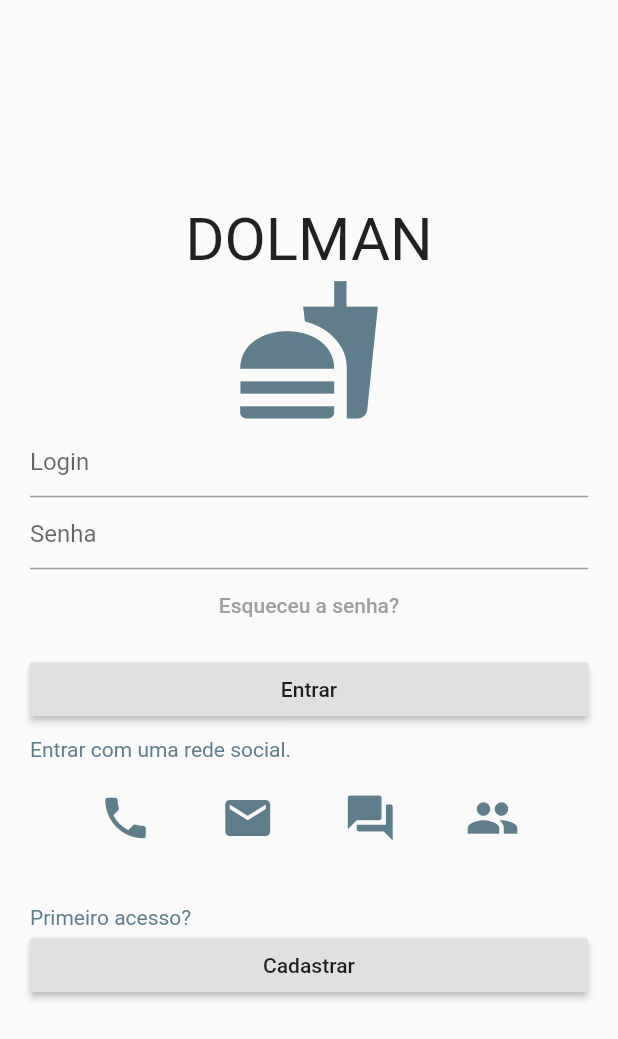
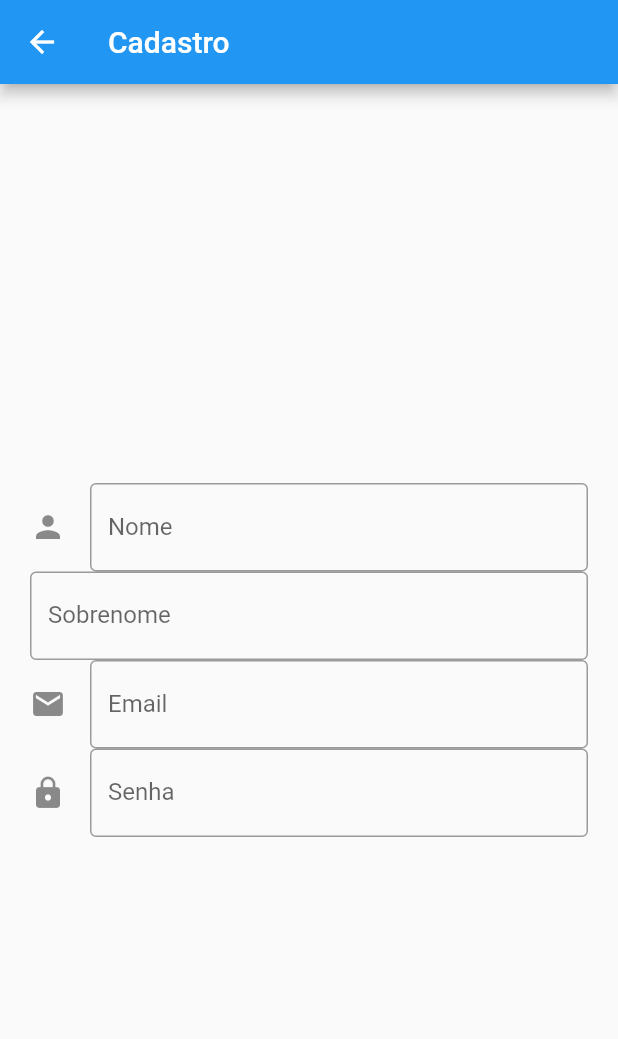
Before and after one commit to ginaldolaranjeiras/dolman_app, a Flutter app: the Login screen opened directly, after a tap on "Cadastrar", on a phone screen of 412 x 824 dp. Shown: the top 1039 px of the screen. Run offline on Flutter 3.47's test engine with Material 2 defaults, Android fonts, the phone set to English and light mode, and no system bars.

Commit message:
Criação da Página de Cadastro e Criação da estrutura de objetos

```diff
--- a/lib/main.dart
+++ b/lib/main.dart
@@ -1,6 +1,6 @@
-import 'package:dolman_app/ui/pages/guias.dart';
+//import 'package:dolman_app/ui/pages/guias.dart';
 import 'package:flutter/material.dart';
-//import 'ui/pages/login.dart';
+import 'ui/pages/login.dart';
 
 
 
@@ -8,7 +8,7 @@ import 'package:flutter/material.dart';
 void main(){
 
   runApp(MaterialApp(
-    home: DolmanTabs(),
+    home: Login(),
     debugShowCheckedModeBanner: false,
     ));
 
--- /dev/null
+++ b/lib/ui/pages/cadastro.dart
@@ -0,0 +1,90 @@
+import 'package:flutter/material.dart';
+
+class Cadastro extends MaterialPageRoute<Null> {
+  Cadastro()
+  : super(builder: (BuildContext context) {
+    return Scaffold(
+      appBar: AppBar(
+        title: const Text(
+          'Cadastro'
+        ),
+      ),
+      body: Center(
+        child: SingleChildScrollView(
+          child: Padding(
+            padding: EdgeInsets.all(20.00),
+            child: Column(
+            crossAxisAlignment: CrossAxisAlignment.stretch,
+            mainAxisAlignment: MainAxisAlignment.spaceAround,
+            children: <Widget>[
+              TextFormField(
+                decoration: const InputDecoration(
+                  border: OutlineInputBorder(
+
+                  ),
+                  icon: Icon(
+                    Icons.person
+                    ),
+                  hintText: 'Como podemos te chamar?',
+                  labelText: 'Nome',
+                ),
+                onSaved: (String value) {
+                },
+                validator: (String value) {
+                  return value.contains('@') ? 'Do not use the @ char.' : null;
+                },
+              ),
+              TextFormField(
+                decoration: const InputDecoration(
+                  border: OutlineInputBorder(
+
+                  ),
+                  hintText: 'Seu sobrenome',
+                  labelText: 'Sobrenome',
+                ),
+                onSaved: (String value) {
+                },
+                validator: (String value) {
+                  return value.contains('@') ? 'Do not use the @ char.' : null;
+                },
+              ),
+              TextFormField(
+                decoration: const InputDecoration(
+                  icon: Icon(
+                    Icons.mail
+                    ),
+                  border: OutlineInputBorder(
+
+                  ),
+                  hintText: 'Seu melhor E-mail',
+                  labelText: 'Email',
+                ),
+                onSaved: (String value) {
+                },
+                validator: (String value) {
+                  return value.contains('@') ? 'Do not use the @ char.' : null;
+                },
+              ),
+              TextField(
+                obscureText: true,
+                decoration: InputDecoration(
+                  icon: Icon(
+                    Icons.lock
+                    ),
+                  border: OutlineInputBorder(
+
+                  ),
+                  hintText: 'Crie uma senha forte',
+                  labelText: 'Senha',
+                ),
+              )
+            ],
+            ),
+
+          ),
+        )
+      )
+    );
+  }
+  );
+}
--- a/lib/ui/pages/login.dart
+++ b/lib/ui/pages/login.dart
@@ -1,4 +1,6 @@
 import 'package:flutter/material.dart';
+
+import 'cadastro.dart';
 
 
 //Cria a página de Login
@@ -34,22 +36,24 @@ class _LoginState extends State<Login> {
             ),
             TextFormField(
               decoration: const InputDecoration(
-              hintText: 'Login',
+
+              hintText: 'Usuário',
               ),
               validator: (value) {
                 if (value.isEmpty) {
-                return 'Please enter some text';
+                return 'Por favor insira um texto';
                 }
                 return null;
               },
             ),
             TextFormField(
+              obscureText: true,
               decoration: const InputDecoration(
               hintText: 'Senha',
               ),
               validator: (value) {
                 if (value.isEmpty) {
-                return 'Please enter some text';
+                return 'Por favor informe algum valor';
                 }
                 return null;
               },
@@ -117,8 +121,9 @@ class _LoginState extends State<Login> {
                     textAlign: TextAlign.left,
                   ),
                   RaisedButton(
-                    onPressed: () {
-                    },
+                    onPressed: () =>
+                      Navigator.of(context).push(Cadastro()),
+
                     child: Text('Cadastrar'),
                   )
                 ],
@@ -133,3 +138,6 @@ class _LoginState extends State<Login> {
     );
   }
 }
+
+class Cadastrar {
+}
```
Also changed, not shown: lib/models/client.dart (added, +19 -0 lines), lib/models/person.dart (added, +38 -0 lines), lib/models/professional.dart (added, +8 -0 lines), lib/models/sale.dart (added), lib/models/service.dart (added).
